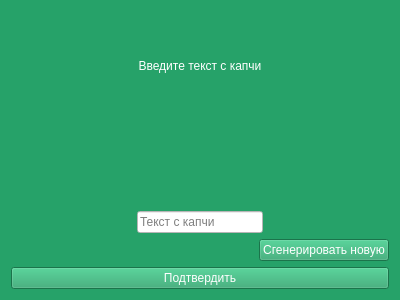
First picture: the form in app/design/capchaDialog.ui, repository ElectroForez/coursework_prdb, before the edit.
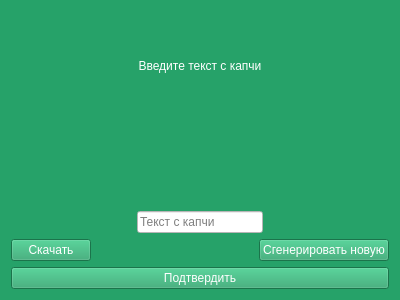
Second picture: the form after the edit.

Patch:
```diff
--- a/app/design/capchaDialog.ui
+++ b/app/design/capchaDialog.ui
@@ -138,6 +138,13 @@
      </item>
      <item>
       <layout class="QHBoxLayout" name="horizontalLayout">
+       <item>
+        <widget class="QPushButton" name="download_pdf_btn">
+         <property name="text">
+          <string>Скачать</string>
+         </property>
+        </widget>
+       </item>
        <item>
         <spacer name="horizontalSpacer">
          <property name="orientation">
```
